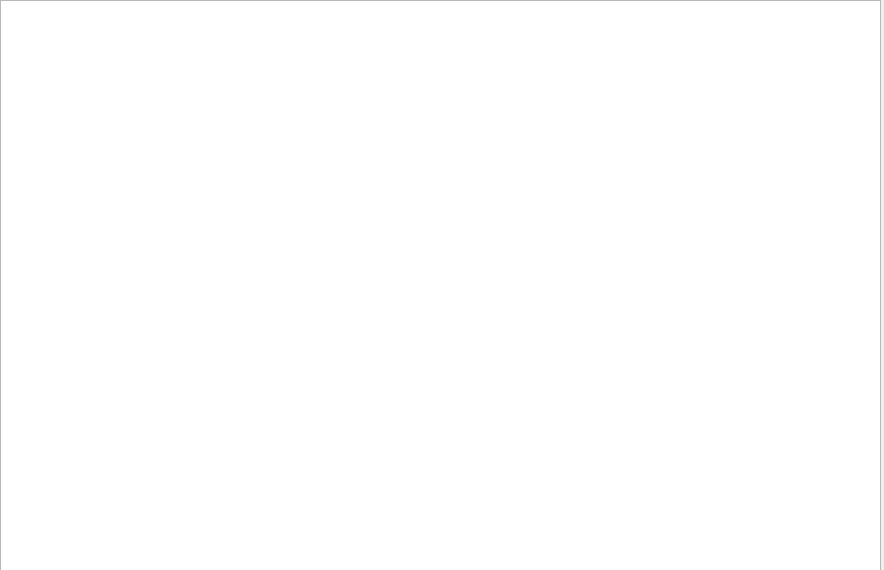
This is BlankSlate/ProcessWindow.ui in OneBlankSlate/Graduation_project as Qt 5 draws it before an edit. The edited form follows.
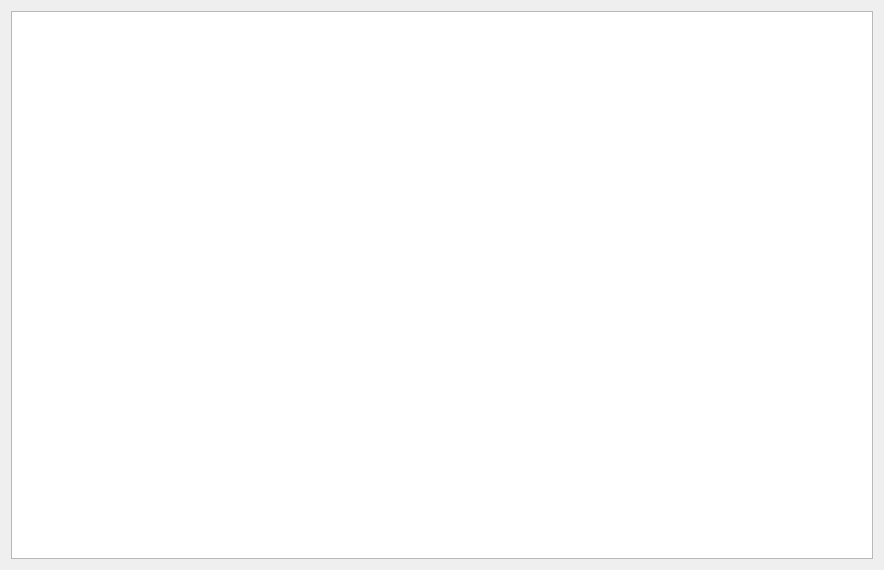
This is the edited form.

What changed in the file:
```diff
--- a/BlankSlate/ProcessWindow.ui
+++ b/BlankSlate/ProcessWindow.ui
@@ -13,16 +13,11 @@
   <property name="windowTitle">
    <string>ProcessWindow</string>
   </property>
-  <widget class="QTableView" name="Process_TableView">
-   <property name="geometry">
-    <rect>
-     <x>0</x>
-     <y>0</y>
-     <width>881</width>
-     <height>571</height>
-    </rect>
-   </property>
-  </widget>
+  <layout class="QVBoxLayout" name="verticalLayout">
+   <item>
+    <widget class="QTableView" name="Process_TableView"/>
+   </item>
+  </layout>
  </widget>
  <layoutdefault spacing="6" margin="11"/>
  <resources/>
```
